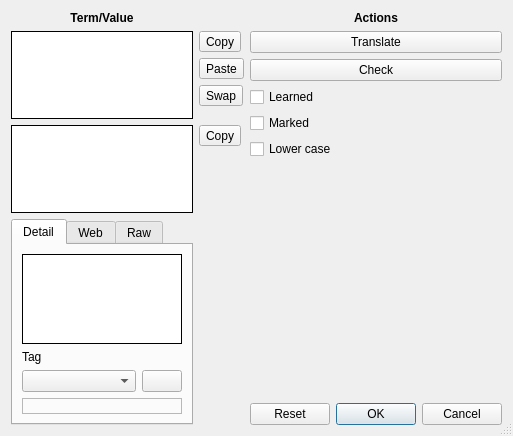
First picture: the form in Forms/WordEditor.ui, repository skynowa/iTeacher, before the edit.
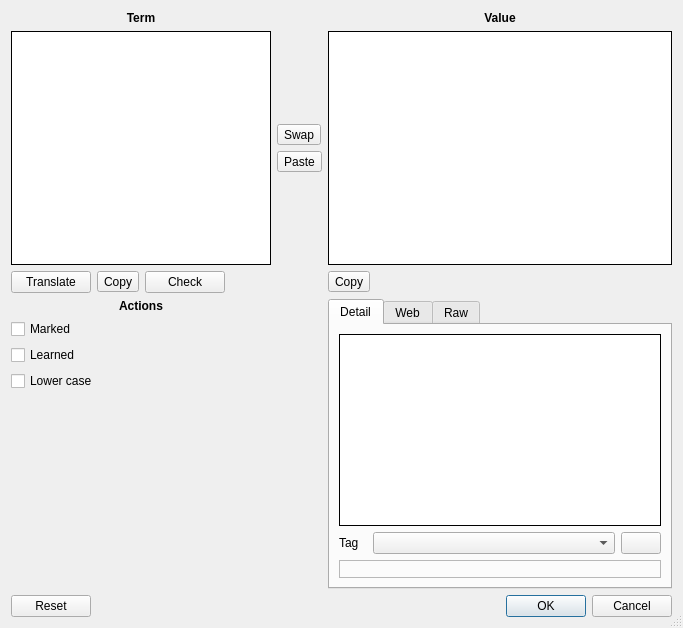
Second picture: the form after the edit. Icons and pictures are not drawn.

The edit to the form file:
```diff
--- a/Forms/WordEditor.ui
+++ b/Forms/WordEditor.ui
@@ -6,8 +6,8 @@
    <rect>
     <x>0</x>
     <y>0</y>
-    <width>513</width>
-    <height>436</height>
+    <width>683</width>
+    <height>628</height>
    </rect>
   </property>
   <property name="windowIcon">
@@ -18,10 +18,23 @@
    <bool>true</bool>
   </property>
   <layout class="QGridLayout" name="gridLayout_3">
-   <item row="0" column="0">
-    <layout class="QGridLayout" name="gridLayout_2">
-     <item row="4" column="1">
-      <spacer name="verticalSpacer">
+   <item row="5" column="0" colspan="2">
+    <widget class="QDialogButtonBox" name="bbxButtons">
+     <property name="sizePolicy">
+      <sizepolicy hsizetype="Minimum" vsizetype="Fixed">
+       <horstretch>0</horstretch>
+       <verstretch>0</verstretch>
+      </sizepolicy>
+     </property>
+     <property name="standardButtons">
+      <set>QDialogButtonBox::Cancel|QDialogButtonBox::Ok|QDialogButtonBox::Reset</set>
+     </property>
+    </widget>
+   </item>
+   <item row="0" column="0" colspan="2">
+    <layout class="QGridLayout" name="gridLayout">
+     <item row="1" column="7">
+      <spacer name="verticalSpacer_3">
        <property name="orientation">
         <enum>Qt::Vertical</enum>
        </property>
@@ -33,14 +46,110 @@
        </property>
       </spacer>
      </item>
-     <item row="1" column="1">
+     <item row="1" column="8" rowspan="6" colspan="2">
+      <widget class="QTextEdit" name="tedtValueBrief">
+       <property name="sizePolicy">
+        <sizepolicy hsizetype="Expanding" vsizetype="Expanding">
+         <horstretch>0</horstretch>
+         <verstretch>0</verstretch>
+        </sizepolicy>
+       </property>
+       <property name="minimumSize">
+        <size>
+         <width>300</width>
+         <height>0</height>
+        </size>
+       </property>
+       <property name="frameShape">
+        <enum>QFrame::Box</enum>
+       </property>
+       <property name="frameShadow">
+        <enum>QFrame::Plain</enum>
+       </property>
+       <property name="tabStopWidth">
+        <number>40</number>
+       </property>
+       <property name="acceptRichText">
+        <bool>false</bool>
+       </property>
+      </widget>
+     </item>
+     <item row="7" column="4">
+      <widget class="QPushButton" name="pbtnCheck">
+       <property name="text">
+        <string>Check</string>
+       </property>
+      </widget>
+     </item>
+     <item row="7" column="3">
       <widget class="QToolButton" name="tbtnTermCopy">
        <property name="text">
         <string>Copy</string>
        </property>
       </widget>
      </item>
-     <item row="7" column="0">
+     <item row="7" column="2">
+      <widget class="QPushButton" name="pbtnTranslate">
+       <property name="text">
+        <string>Translate</string>
+       </property>
+      </widget>
+     </item>
+     <item row="1" column="2" rowspan="6" colspan="5">
+      <widget class="QTextEdit" name="tedtTerm">
+       <property name="sizePolicy">
+        <sizepolicy hsizetype="Expanding" vsizetype="Expanding">
+         <horstretch>0</horstretch>
+         <verstretch>0</verstretch>
+        </sizepolicy>
+       </property>
+       <property name="frameShape">
+        <enum>QFrame::Box</enum>
+       </property>
+       <property name="frameShadow">
+        <enum>QFrame::Plain</enum>
+       </property>
+       <property name="tabStopWidth">
+        <number>40</number>
+       </property>
+       <property name="acceptRichText">
+        <bool>false</bool>
+       </property>
+      </widget>
+     </item>
+     <item row="0" column="2" colspan="5">
+      <widget class="QLabel" name="label_2">
+       <property name="font">
+        <font>
+         <weight>75</weight>
+         <bold>true</bold>
+        </font>
+       </property>
+       <property name="text">
+        <string>Term</string>
+       </property>
+       <property name="alignment">
+        <set>Qt::AlignCenter</set>
+       </property>
+      </widget>
+     </item>
+     <item row="10" column="2" colspan="5">
+      <widget class="QLabel" name="lblActions">
+       <property name="font">
+        <font>
+         <weight>75</weight>
+         <bold>true</bold>
+        </font>
+       </property>
+       <property name="text">
+        <string>Actions</string>
+       </property>
+       <property name="alignment">
+        <set>Qt::AlignCenter</set>
+       </property>
+      </widget>
+     </item>
+     <item row="10" column="8" rowspan="5" colspan="2">
       <widget class="QTabWidget" name="tabWidget">
        <property name="currentIndex">
         <number>0</number>
@@ -49,18 +158,11 @@
         <attribute name="title">
          <string>Detail</string>
         </attribute>
-        <layout class="QGridLayout" name="gridLayout_7">
-         <item row="1" column="0">
-          <widget class="QLabel" name="label">
-           <property name="text">
-            <string>Tag</string>
-           </property>
-          </widget>
-         </item>
-         <item row="2" column="0">
-          <widget class="QComboBox" name="cboTags"/>
-         </item>
+        <layout class="QGridLayout" name="gridLayout_2">
          <item row="2" column="1">
+          <widget class="QComboBox" name="cboTags"/>
+         </item>
+         <item row="2" column="2">
           <widget class="QPushButton" name="pbtnTagsEdit">
            <property name="sizePolicy">
             <sizepolicy hsizetype="Fixed" vsizetype="Fixed">
@@ -78,8 +180,27 @@
            </property>
           </widget>
          </item>
-         <item row="0" column="0" colspan="2">
+         <item row="2" column="0">
+          <widget class="QLabel" name="label">
+           <property name="maximumSize">
+            <size>
+             <width>28</width>
+             <height>16777215</height>
+            </size>
+           </property>
+           <property name="text">
+            <string>Tag</string>
+           </property>
+          </widget>
+         </item>
+         <item row="0" column="0" colspan="3">
           <widget class="QTextEdit" name="tedtValueDetail">
+           <property name="sizePolicy">
+            <sizepolicy hsizetype="Preferred" vsizetype="Preferred">
+             <horstretch>0</horstretch>
+             <verstretch>0</verstretch>
+            </sizepolicy>
+           </property>
            <property name="frameShape">
             <enum>QFrame::Box</enum>
            </property>
@@ -97,7 +218,7 @@
            </property>
           </widget>
          </item>
-         <item row="3" column="0" colspan="2">
+         <item row="3" column="0" colspan="3">
           <widget class="QLabel" name="lblInfo">
            <property name="frameShape">
             <enum>QFrame::StyledPanel</enum>
@@ -157,100 +278,28 @@
        </widget>
       </widget>
      </item>
-     <item row="5" column="1">
-      <widget class="QToolButton" name="tbtnValueCopy">
-       <property name="text">
-        <string>Copy</string>
-       </property>
-      </widget>
-     </item>
-     <item row="0" column="0">
-      <widget class="QLabel" name="label_2">
-       <property name="font">
-        <font>
-         <weight>75</weight>
-         <bold>true</bold>
-        </font>
-       </property>
-       <property name="text">
-        <string>Term/Value</string>
-       </property>
-       <property name="alignment">
-        <set>Qt::AlignCenter</set>
-       </property>
-      </widget>
-     </item>
-     <item row="1" column="0" rowspan="4">
-      <widget class="QTextEdit" name="tedtTerm">
-       <property name="frameShape">
-        <enum>QFrame::Box</enum>
-       </property>
-       <property name="frameShadow">
-        <enum>QFrame::Plain</enum>
-       </property>
-       <property name="tabStopWidth">
-        <number>40</number>
-       </property>
-       <property name="acceptRichText">
-        <bool>false</bool>
-       </property>
-      </widget>
-     </item>
-     <item row="6" column="1">
-      <spacer name="verticalSpacer_3">
-       <property name="orientation">
-        <enum>Qt::Vertical</enum>
-       </property>
-       <property name="sizeHint" stdset="0">
-        <size>
-         <width>20</width>
-         <height>40</height>
-        </size>
-       </property>
-      </spacer>
-     </item>
-     <item row="5" column="0" rowspan="2">
-      <widget class="QTextEdit" name="tedtValueBrief">
-       <property name="frameShape">
-        <enum>QFrame::Box</enum>
-       </property>
-       <property name="frameShadow">
-        <enum>QFrame::Plain</enum>
-       </property>
-       <property name="tabStopWidth">
-        <number>40</number>
-       </property>
-       <property name="acceptRichText">
-        <bool>false</bool>
-       </property>
-      </widget>
-     </item>
-     <item row="2" column="1">
+     <item row="4" column="7">
       <widget class="QToolButton" name="tbtnTermPaste">
        <property name="text">
         <string>Paste</string>
        </property>
       </widget>
      </item>
-     <item row="3" column="1">
-      <widget class="QToolButton" name="tbtnTermValueSwap">
-       <property name="text">
-        <string>Swap</string>
-       </property>
-      </widget>
-     </item>
-    </layout>
-   </item>
-   <item row="0" column="1">
-    <layout class="QGridLayout" name="gridLayout">
-     <item row="3" column="0" colspan="2">
+     <item row="12" column="2" colspan="5">
       <widget class="QCheckBox" name="chkIsLearned">
        <property name="text">
         <string>Learned</string>
        </property>
       </widget>
      </item>
-     <item row="6" column="0" colspan="2">
+     <item row="7" column="8">
+      <widget class="QToolButton" name="tbtnValueCopy">
+       <property name="text">
+        <string>Copy</string>
+       </property>
+      </widget>
+     </item>
+     <item row="6" column="7">
       <spacer name="verticalSpacer_2">
        <property name="orientation">
         <enum>Qt::Vertical</enum>
@@ -263,43 +312,48 @@
        </property>
       </spacer>
      </item>
-     <item row="2" column="0" colspan="2">
-      <widget class="QPushButton" name="pbtnCheck">
-       <property name="text">
-        <string>Check</string>
-       </property>
-      </widget>
-     </item>
-     <item row="7" column="0" colspan="2">
-      <widget class="QDialogButtonBox" name="bbxButtons">
-       <property name="standardButtons">
-        <set>QDialogButtonBox::Cancel|QDialogButtonBox::Ok|QDialogButtonBox::Reset</set>
-       </property>
-      </widget>
-     </item>
-     <item row="1" column="0" colspan="2">
-      <widget class="QPushButton" name="pbtnTranslate">
-       <property name="text">
-        <string>Translate</string>
-       </property>
-      </widget>
-     </item>
-     <item row="5" column="0" colspan="2">
+     <item row="13" column="2" colspan="5">
       <widget class="QCheckBox" name="chkLowerCase">
        <property name="text">
         <string>Lower case</string>
        </property>
       </widget>
      </item>
-     <item row="4" column="0" colspan="2">
+     <item row="7" column="9">
+      <spacer name="horizontalSpacer_2">
+       <property name="orientation">
+        <enum>Qt::Horizontal</enum>
+       </property>
+       <property name="sizeHint" stdset="0">
+        <size>
+         <width>40</width>
+         <height>20</height>
+        </size>
+       </property>
+      </spacer>
+     </item>
+     <item row="11" column="2" colspan="5">
       <widget class="QCheckBox" name="chkIsMarked">
        <property name="text">
         <string>Marked</string>
        </property>
       </widget>
      </item>
-     <item row="0" column="0" colspan="2">
-      <widget class="QLabel" name="lblActions">
+     <item row="14" column="2" colspan="5">
+      <spacer name="verticalSpacer">
+       <property name="orientation">
+        <enum>Qt::Vertical</enum>
+       </property>
+       <property name="sizeHint" stdset="0">
+        <size>
+         <width>20</width>
+         <height>40</height>
+        </size>
+       </property>
+      </spacer>
+     </item>
+     <item row="0" column="8" colspan="2">
+      <widget class="QLabel" name="label_3">
        <property name="font">
         <font>
          <weight>75</weight>
@@ -307,13 +361,33 @@
         </font>
        </property>
        <property name="text">
-        <string>Actions</string>
+        <string>Value</string>
        </property>
        <property name="alignment">
         <set>Qt::AlignCenter</set>
        </property>
       </widget>
      </item>
+     <item row="7" column="5" colspan="2">
+      <spacer name="horizontalSpacer">
+       <property name="orientation">
+        <enum>Qt::Horizontal</enum>
+       </property>
+       <property name="sizeHint" stdset="0">
+        <size>
+         <width>40</width>
+         <height>20</height>
+        </size>
+       </property>
+      </spacer>
+     </item>
+     <item row="3" column="7">
+      <widget class="QToolButton" name="tbtnTermValueSwap">
+       <property name="text">
+        <string>Swap</string>
+       </property>
+      </widget>
+     </item>
     </layout>
    </item>
   </layout>
```
Left out of the diff: 1 changed line with no effect on the pictures.
